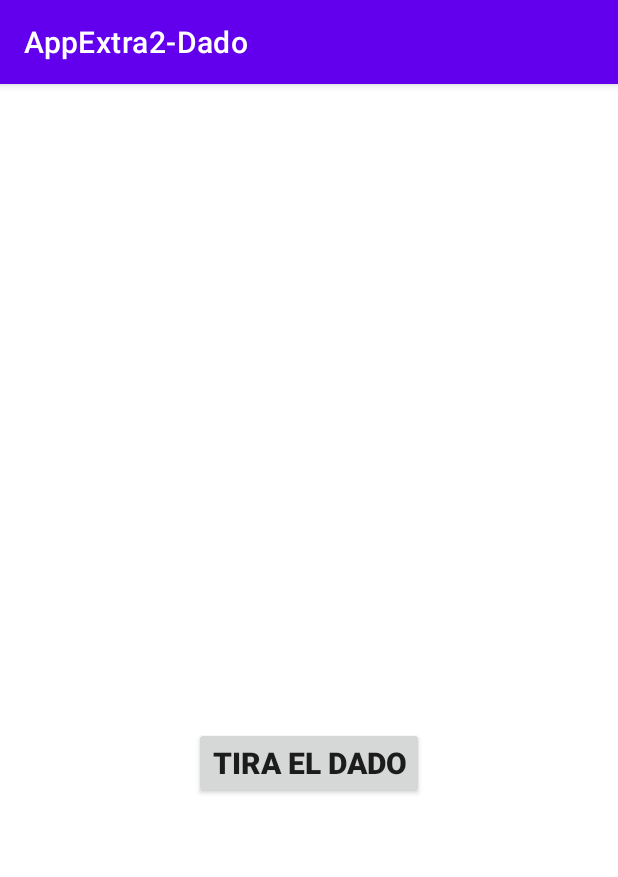
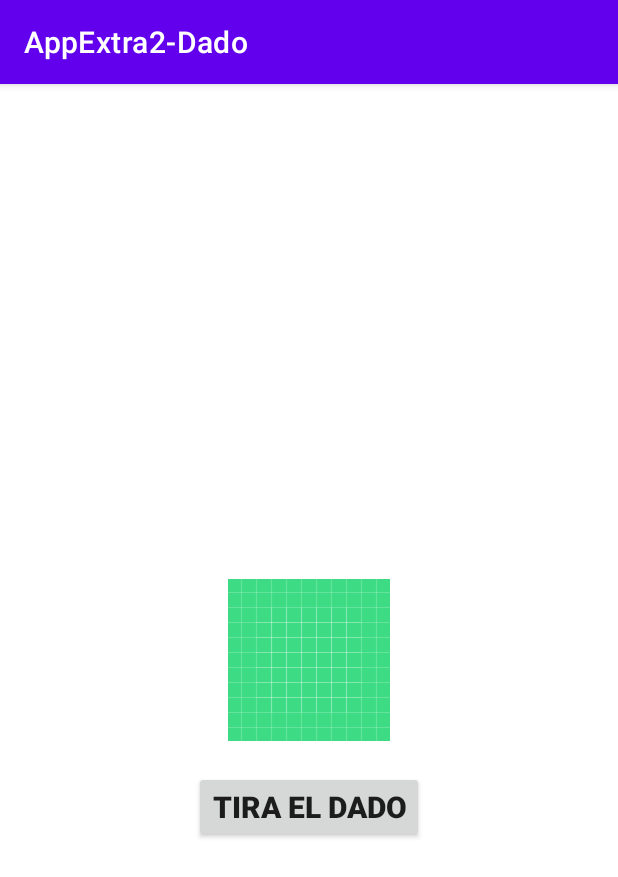
Before and after one commit to Ruben-RM/AppExtra2-Dado, an Android app: the screen it shows after launch (MainActivity), on a phone screen of 412 x 824 dp. Shown: the top 877 px of the screen. Run offline under Robolectric (Android 15) with nearby library versions, the phone set to English and light mode, and no system bars; 1 statement that could not run was skipped.

Commit message:
v1.1 - Mejorando la app. Añadidas imagenes de dados en vez de tener el texto.

```diff
--- a/app/src/main/res/layout/activity_main.xml
+++ b/app/src/main/res/layout/activity_main.xml
@@ -7,6 +7,7 @@
     android:layout_height="match_parent"
     tools:context=".MainActivity">
 
+    <!--
     <TextView
         android:layout_width="match_parent"
         android:layout_height="wrap_content"
@@ -18,6 +19,18 @@
         app:layout_constraintLeft_toLeftOf="parent"
         app:layout_constraintRight_toRightOf="parent"
         android:id="@+id/tv_resultado"/>
+    -->
+
+    <ImageView
+        android:id="@+id/iv_dado"
+        android:layout_width="wrap_content"
+        android:layout_height="wrap_content"
+        android:src="@drawable/ic_launcher_background"
+        app:layout_constraintBottom_toBottomOf="parent"
+        app:layout_constraintLeft_toLeftOf="parent"
+        app:layout_constraintRight_toRightOf="parent"
+        app:layout_constraintTop_toTopOf="parent"
+        tools:srcCompat="@tools:sample/avatars[2]" />
 
     <androidx.appcompat.widget.AppCompatButton
         android:layout_width="wrap_content"
@@ -28,7 +41,7 @@
         android:textAlignment="center"
         android:layout_marginHorizontal="20dp"
         android:layout_marginTop="20dp"
-        app:layout_constraintTop_toBottomOf="@id/tv_resultado"
+        app:layout_constraintTop_toBottomOf="@id/iv_dado"
         app:layout_constraintLeft_toLeftOf="parent"
         app:layout_constraintRight_toRightOf="parent"
         android:id="@+id/btn_dado"/>
```
Also changed, not shown: app/src/main/res/drawable/dice_1.png (added), app/src/main/res/drawable/dice_2.png (added), app/src/main/res/drawable/dice_3.png (added), app/src/main/res/drawable/dice_4.png (added), app/src/main/res/drawable/dice_5.png (added), app/src/main/res/drawable/dice_6.png (added).
